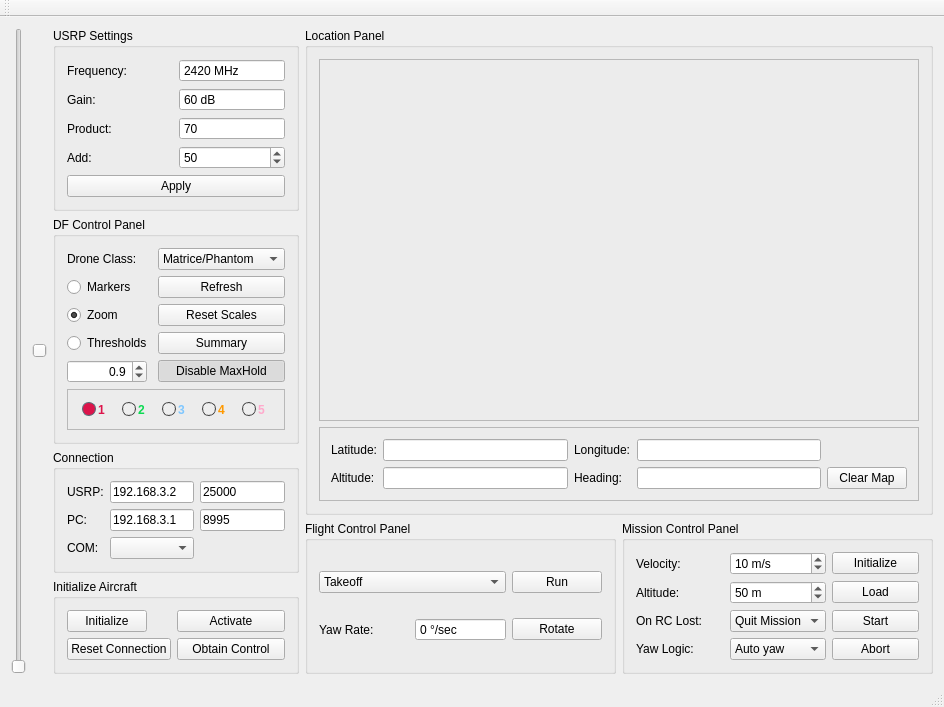
Old version of the form view/mainview.ui in the repository Valkaryne/Matrice600DF.
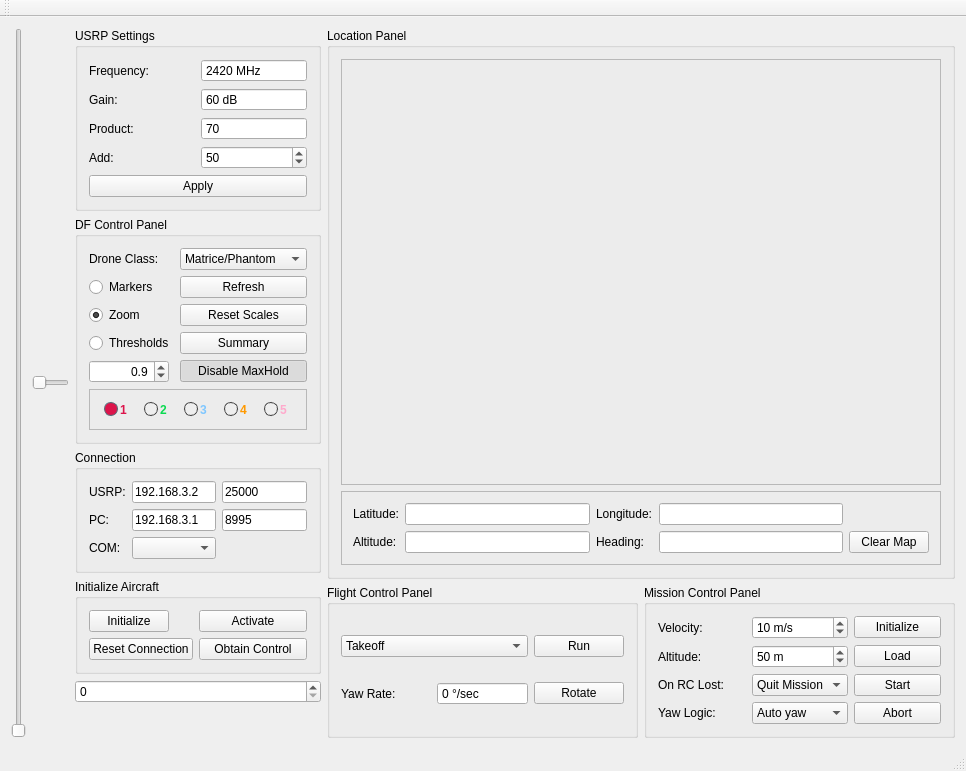
New version of the form.

Patch:
```diff
--- a/view/mainview.ui
+++ b/view/mainview.ui
@@ -6,8 +6,8 @@
    <rect>
     <x>0</x>
     <y>0</y>
-    <width>921</width>
-    <height>655</height>
+    <width>966</width>
+    <height>771</height>
    </rect>
   </property>
   <property name="windowTitle">
@@ -24,11 +24,20 @@
        <layout class="QGridLayout" name="polarPlotLayout">
         <item row="0" column="1">
          <widget class="QSlider" name="slider_add">
+          <property name="sizePolicy">
+           <sizepolicy hsizetype="Expanding" vsizetype="Fixed">
+            <horstretch>0</horstretch>
+            <verstretch>0</verstretch>
+           </sizepolicy>
+          </property>
           <property name="minimum">
            <number>0</number>
           </property>
           <property name="maximum">
-           <number>500</number>
+           <number>200</number>
+          </property>
+          <property name="pageStep">
+           <number>1</number>
           </property>
           <property name="sliderPosition">
            <number>0</number>
@@ -49,6 +58,9 @@
           <property name="maximum">
            <number>100</number>
           </property>
+          <property name="pageStep">
+           <number>1</number>
+          </property>
           <property name="orientation">
            <enum>Qt::Vertical</enum>
           </property>
@@ -655,6 +667,12 @@
         </layout>
        </widget>
       </item>
+      <item>
+       <layout class="QVBoxLayout" name="testLayout"/>
+      </item>
+      <item>
+       <widget class="QSpinBox" name="sb_radTest"/>
+      </item>
       <item>
        <spacer name="verticalSpacer">
         <property name="orientation">
```
Left out of the diff: 4 changed lines with no effect on the pictures.
